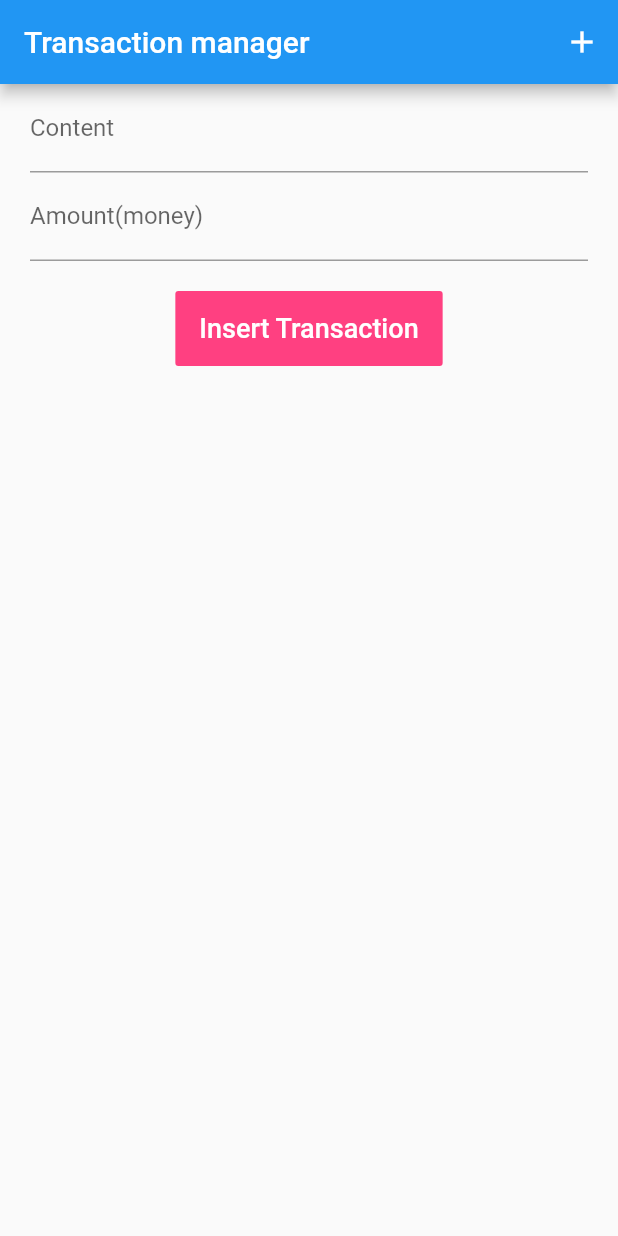
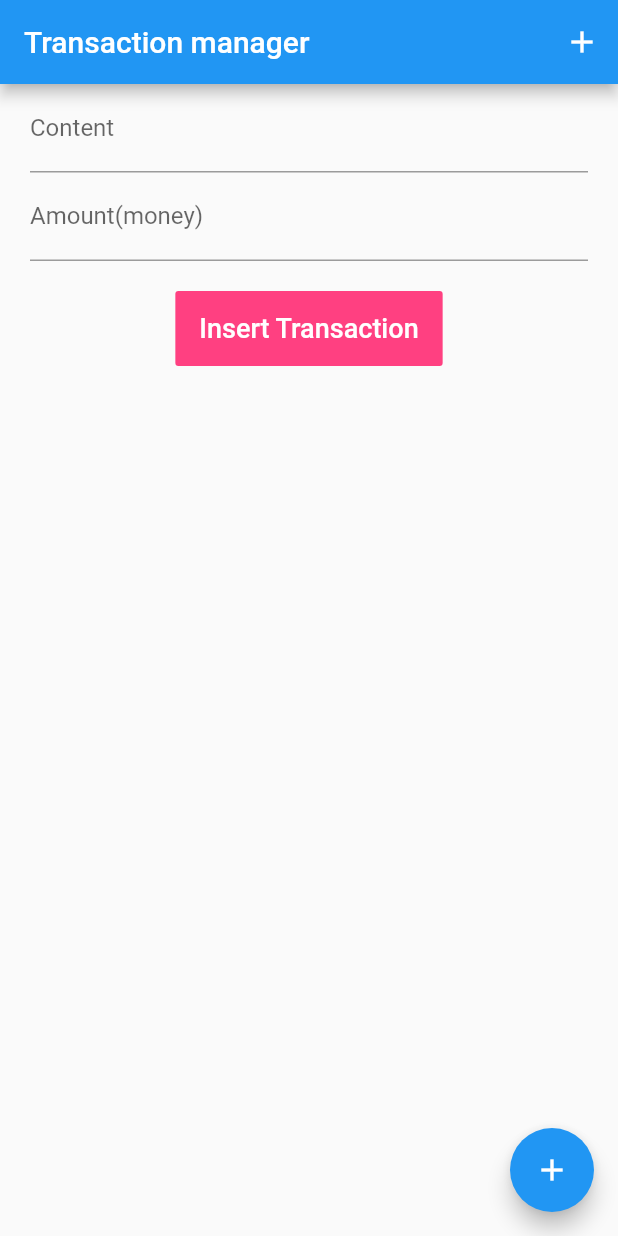
Before and after one commit to tuananh020400/App-Android, a Flutter app: the screen it shows after launch, on a phone screen of 412 x 824 dp. Run offline on Flutter 3.47's test engine with Material 2 defaults, Android fonts, the phone set to English and light mode, and no system bars; missing offline and left inert: dart:ffi.

Commit message:
floatingActionButton

```diff
--- a/myapp1/lib/MyApp.dart
+++ b/myapp1/lib/MyApp.dart
@@ -49,6 +49,15 @@ class _MyAppState extends State<MyApp> with WidgetsBindingObserver{
                   },
                 )
               ],
+            ),
+            floatingActionButton: FloatingActionButton(
+              tooltip: 'Add Transaction',
+              child: Icon(Icons.add),
+              onPressed: (){
+                setState(() {
+                  this._insertTransaction();
+                });
+              },
             ),
             key: _scaffoldKey,
             body: SafeArea(
```
Lines whose indentation alone changed are shown as unchanged.
